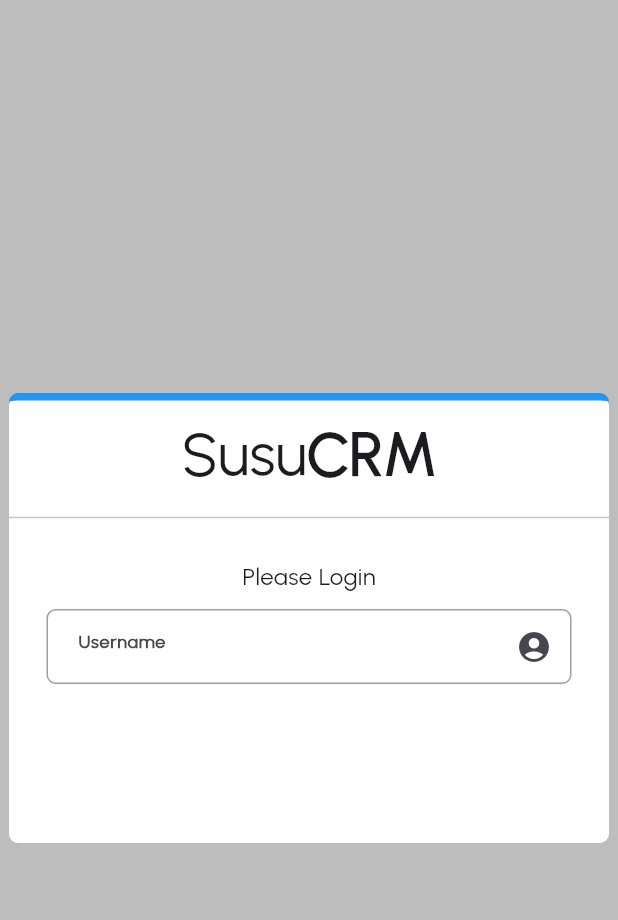
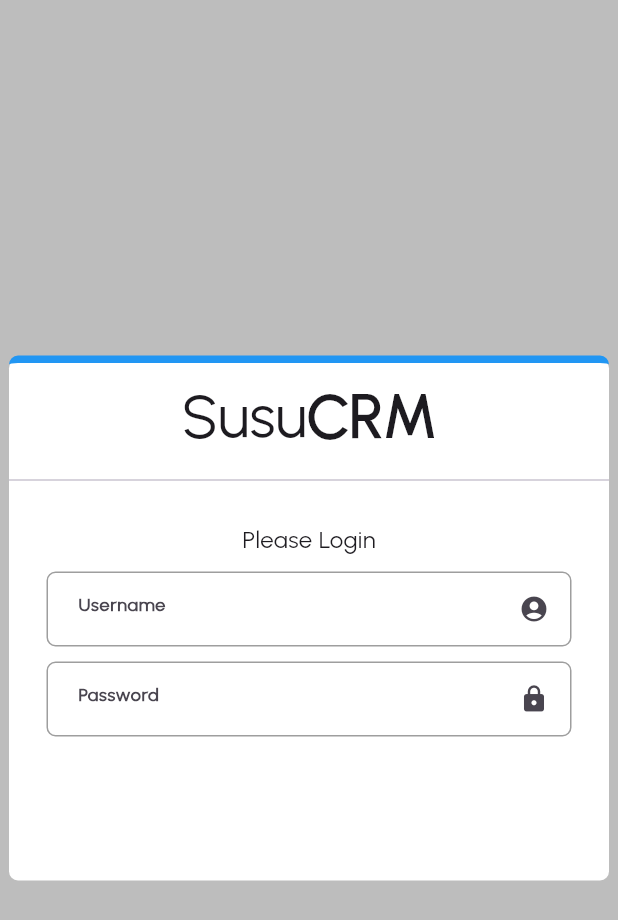
Before and after one commit to kofiwk/SusuCRM, a Flutter app: the MyDesktopBody screen opened directly, on a phone screen of 412 x 824 dp. Shown: the top 920 px of the screen. Run offline on Flutter 3.47's test engine with Material 3 defaults, Android fonts, the phone set to English and light mode, and no system bars.

Commit message:
Update desktop_body.dart

```diff
--- a/lib/responsive/desktop_body.dart
+++ b/lib/responsive/desktop_body.dart
@@ -11,7 +11,7 @@ class MyDesktopBody extends StatelessWidget {
         child: Center(
           child: Container(
             width: 400,
-            height: 300,
+            height: 350,
             decoration: BoxDecoration(
               color: Colors.white,
               borderRadius: BorderRadius.circular(6),
@@ -66,6 +66,7 @@ class MyDesktopBody extends StatelessWidget {
                   ),
                   ),
 
+                // Username Textfield
                 SizedBox(height: 10),
 
                 Padding(
@@ -88,12 +89,47 @@ class MyDesktopBody extends StatelessWidget {
                             fontSize: 12,
                             fontWeight: FontWeight.w600,
                           ),
-                          suffixIcon: Icon(Icons.account_circle_rounded)
+                          suffixIcon: Icon(
+                            Icons.account_circle_rounded,
+                            size: 20,
+                            )
                         ),
                       ),
                     ),
                   ),
-                )
+                ),
+
+                // Password Textfield
+                const SizedBox(height: 10),
+                Padding(
+                  padding: const EdgeInsets.symmetric(horizontal: 25.0),
+                  child: Container(
+                    decoration: BoxDecoration(
+                      borderRadius: BorderRadius.circular(6),
+                      border: Border.all(
+                        color: Colors.grey
+                      )
+                    ),
+                    child: Padding(
+                      padding: const EdgeInsets.only(left: 20.0),
+                      child: TextField(
+                        decoration: InputDecoration(
+                          border: InputBorder.none,
+                          hintText: 'Password',
+                          hintStyle: TextStyle(
+                            fontFamily: 'Urbanist',
+                            fontSize: 12,
+                            fontWeight: FontWeight.w600,
+                          ),
+                          suffixIcon: Icon(
+                            Icons.lock_rounded,
+                            size: 20,
+                            )
+                        ),
+                      ),
+                    ),
+                  ),
+                ),
               ],
             ),
           ),
```
